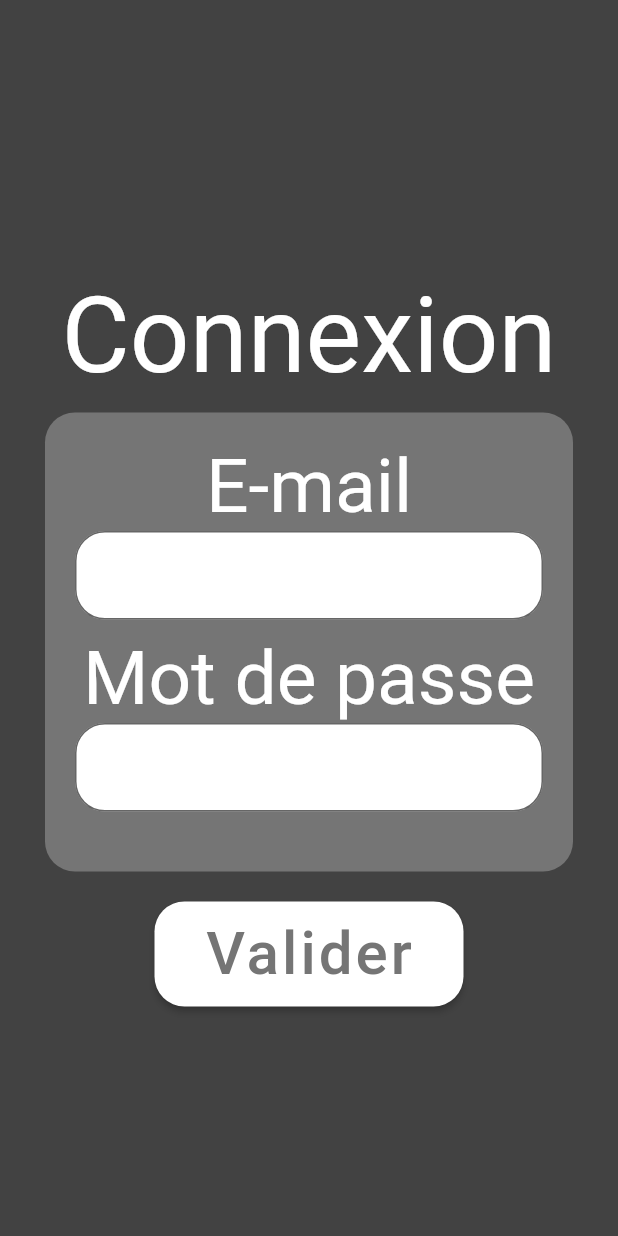
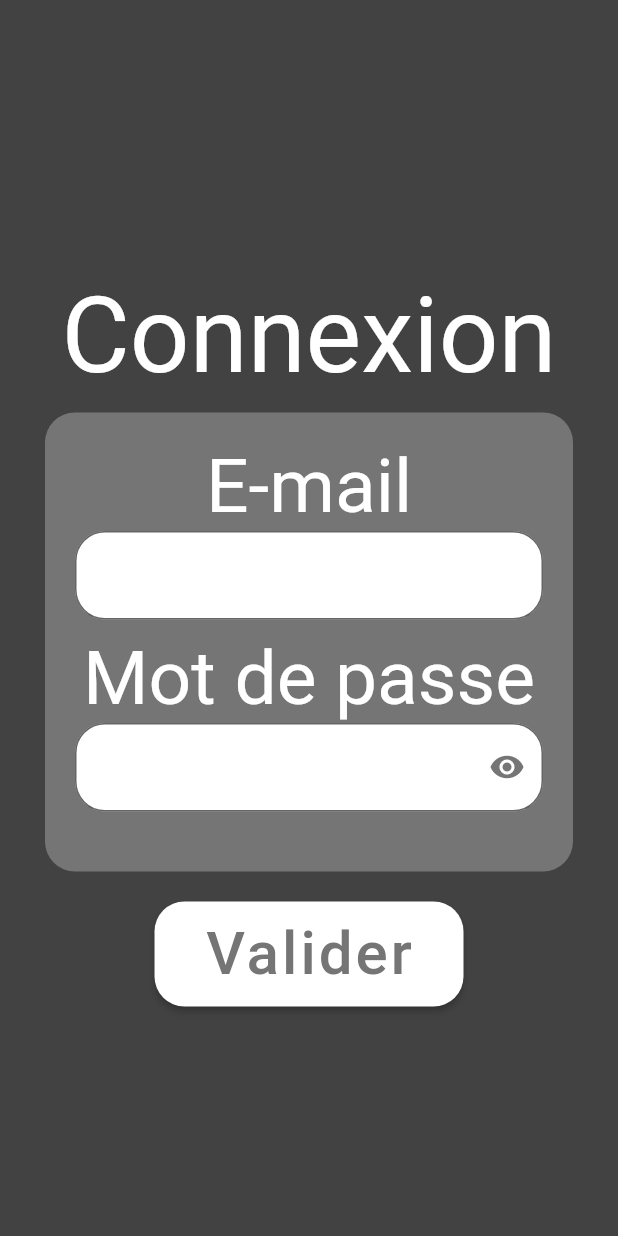
Before and after one commit to Yaaaqu/app_farmbot, a Flutter app: the screen it shows after launch, on a phone screen of 412 x 824 dp. Run offline on Flutter 3.47's test engine with Material 2 defaults, Android fonts, the phone set to English and light mode, and no system bars; Roboto replaces fonts that are missing (Dongle).

```diff
--- a/lib/pages/Connexion.dart
+++ b/lib/pages/Connexion.dart
@@ -1,4 +1,5 @@
 import 'package:flutter/material.dart';
+import 'package:psir_app_farmbot/mqtt_commands.dart';
 
 class Connexion extends StatefulWidget {
   const Connexion({Key? key}) : super(key: key);
@@ -8,6 +9,13 @@ class Connexion extends StatefulWidget {
 }
 
 class _ConnexionState extends State<Connexion> {
+  late MqttCommands mqttCommands;
+  bool _obscureText = true;
+  @override
+  void initState() {
+    super.initState();
+    mqttCommands = MqttCommands(context);
+  }
   String mail = "";
   String mdp = "";
 
@@ -34,7 +42,7 @@ class _ConnexionState extends State<Connexion> {
               padding: EdgeInsets.all(20.0),
               decoration: BoxDecoration(
                 color: Colors.grey[600],
-                  borderRadius: BorderRadius.all(Radius.circular(20)),
+                borderRadius: BorderRadius.all(Radius.circular(20)),
               ),
               child: Column(
                 children: <Widget>[
@@ -55,7 +63,7 @@ class _ConnexionState extends State<Connexion> {
 
                       ),
                     ),
-                    onSubmitted: (champ1) => setState(() {
+                    onChanged: (champ1) => setState(() {
                       mail = champ1;
                     }),
                   ),
@@ -68,15 +76,27 @@ class _ConnexionState extends State<Connexion> {
                       fontFamily: 'Dongle',
                     ),
                   ),
-                  TextField(
+                  TextFormField(
                     decoration: InputDecoration(
                       filled: true,
                       fillColor: Colors.white,
                       border: OutlineInputBorder(
                         borderRadius: BorderRadius.circular(20.0),
                       ),
+                      suffixIcon: IconButton(
+                        onPressed: () {
+                          setState(() {
+                            _obscureText = !_obscureText;
+                          });
+                        },
+                        icon: Icon(
+                          _obscureText ? Icons.visibility : Icons.visibility_off,
+                          color: Colors.grey[600],
+                        ),
+                      ),
                     ),
-                    onSubmitted: (champ2) => setState(() {
+                    obscureText: _obscureText,
+                    onChanged: (champ2) => setState(() {
                       mdp = champ2;
                     }),
                   ),
@@ -87,7 +107,7 @@ class _ConnexionState extends State<Connexion> {
             SizedBox(height: 20.0), //Espace de 20 pixels
             ElevatedButton(
               onPressed: () {
-                //TODO Requette
+                mqttCommands.connect(mail,mdp);
               },
               style: ElevatedButton.styleFrom(
                 backgroundColor: Colors.white,
--- a/pubspec.yaml
+++ b/pubspec.yaml
@@ -34,6 +34,8 @@ dependencies:
   # The following adds the Cupertino Icons font to your application.
   # Use with the CupertinoIcons class for iOS style icons.
   cupertino_icons: ^1.0.2
+  http: ^0.13.6
+  mqtt_client: ^9.8.1
 
 dev_dependencies:
   flutter_test:
```
Also changed, not shown: lib/pages/Menu.dart (+10 -3 lines), pubspec.lock.
